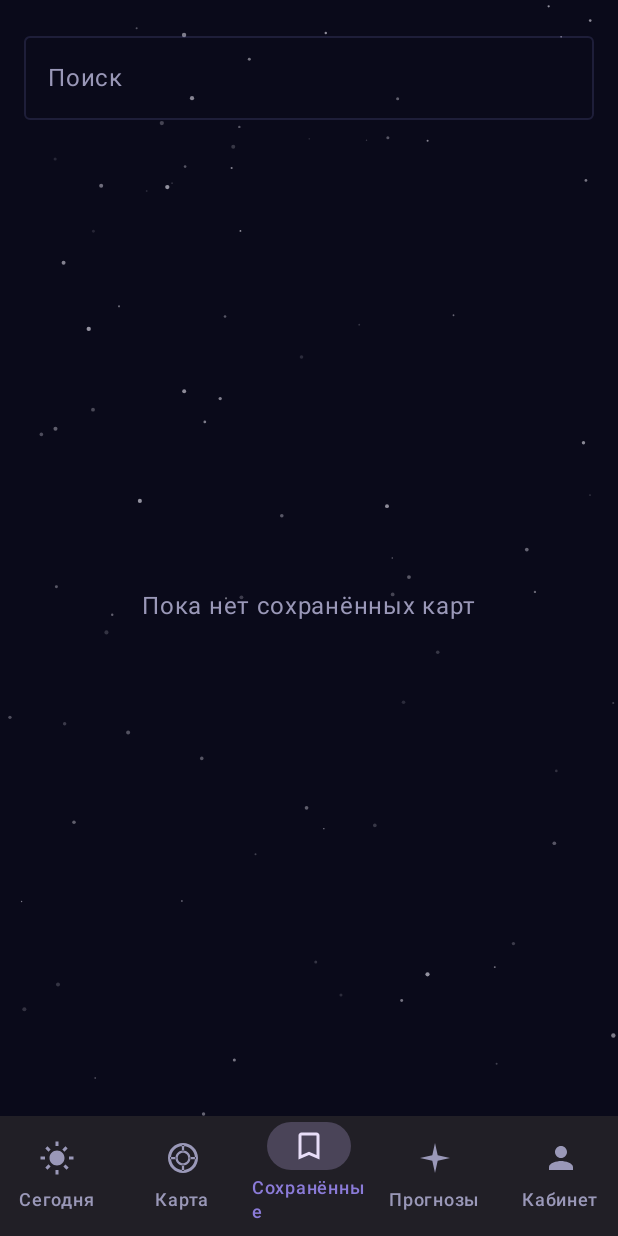
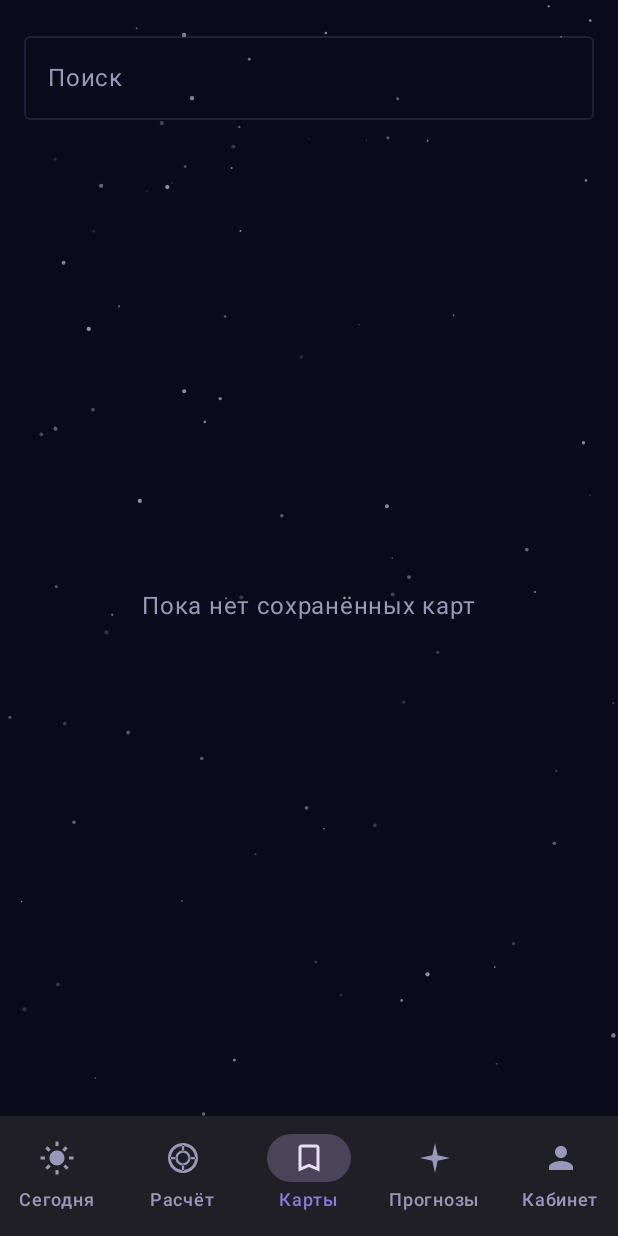
Before and after one commit to shubinarti-glitch/astro-calculator, an Android app built with Jetpack Compose: the saved screen opened through its navigation route, on a phone screen of 412 x 824 dp. Run offline under Robolectric (Android 15) with nearby library versions, the phone set to English and light mode, and no system bars; our stand-ins replace Dagger/Hilt's generated code, Room's generated code; network calls fail.

Commit message:
Версия 1.2.0 + короткие подписи вкладок: «Сохранённые» переносилось на две строки
После добавления пятой вкладки «Сегодня» подпись «Сохранённые» (11 символов)
перестала помещаться и рвалась на «Сохранённы/е».

«Карта» → «Расчёт» (ввод данных), «Сохранённые» → «Карты» (список сохранённых).
Попутно снята путаница между этими двумя разделами.

Co-Authored-By: Claude Opus 4.8 <noreply@anthropic.com>

```diff
--- a/android/app/build.gradle.kts
+++ b/android/app/build.gradle.kts
@@ -24,8 +24,8 @@ android {
         applicationId = "ru.astrosmap.app"
         minSdk = 26
         targetSdk = 36
-        versionCode = 2
-        versionName = "1.1.0"
+        versionCode = 3
+        versionName = "1.2.0"
     }
 
     buildTypes {
--- a/android/app/src/main/res/values/strings.xml
+++ b/android/app/src/main/res/values/strings.xml
@@ -5,8 +5,9 @@
     <string name="app_tagline">Натальная карта и прогнозы</string>
     <string name="ok">Готово</string>
     <string name="section_today">Сегодня</string>
-    <string name="section_chart">Карта</string>
-    <string name="section_saved">Сохранённые</string>
+    <!-- Подписи вкладок держим короткими: их пять, длинные переносятся на две строки. -->
+    <string name="section_chart">Расчёт</string>
+    <string name="section_saved">Карты</string>
     <string name="section_account">Кабинет</string>
     <string name="section_tools">Прогнозы</string>
     <string name="tools_pick">Карта для расчёта</string>
```
